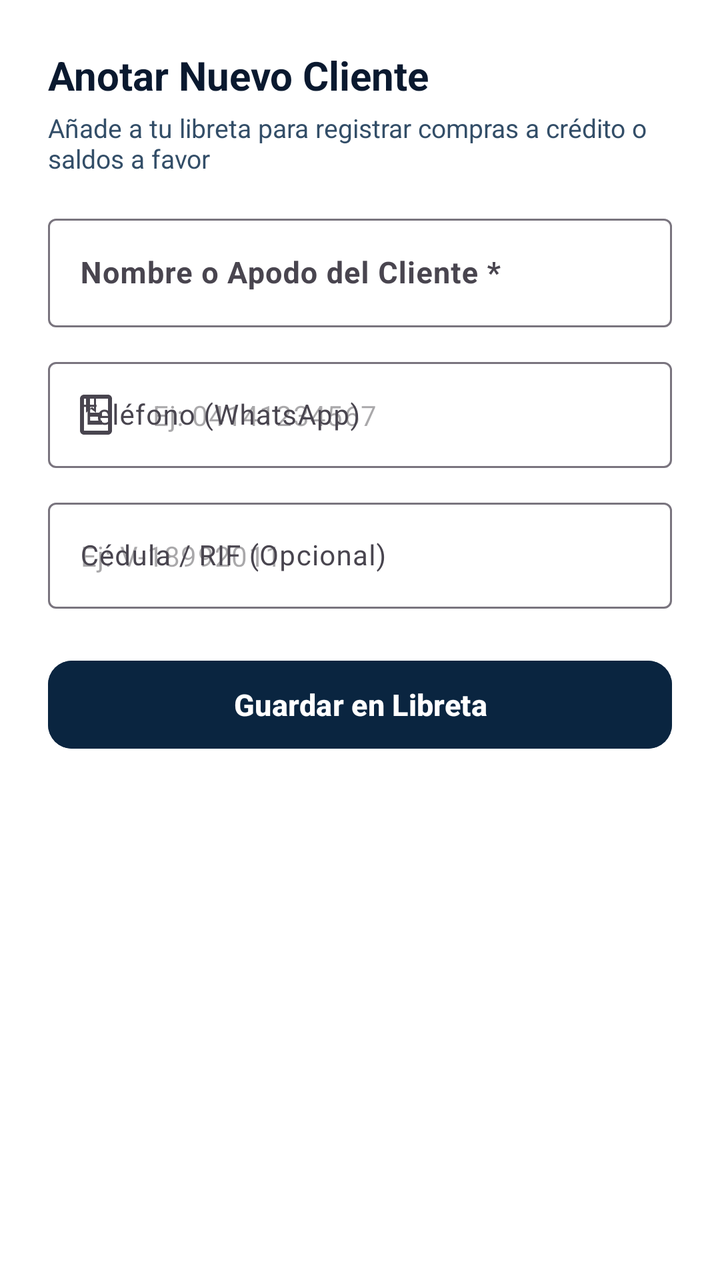
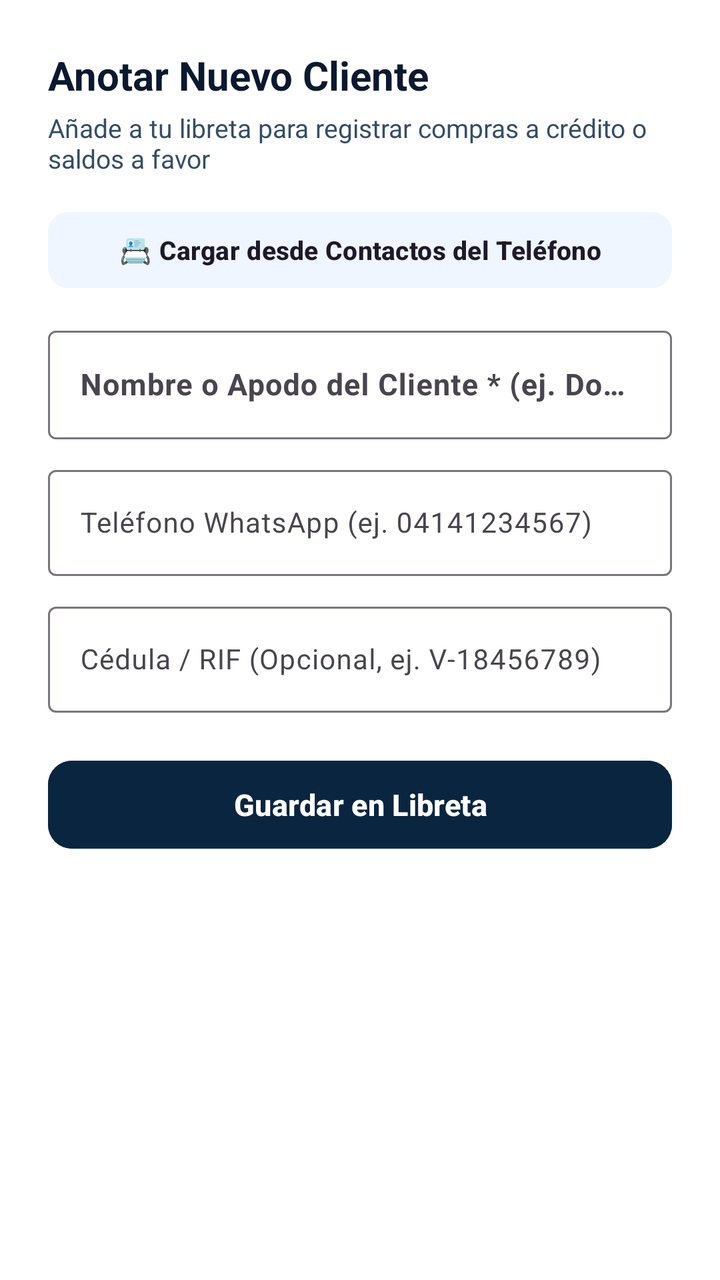

The first picture is an Android layout as it rendered before a commit; the second is the same layout after the commit. The layout source and the unified diff follow.
<!-- AndroidManifest.xml: application theme Theme.Zeasy -->
<!-- res/layout/dialog_add_debtor.xml -->
<?xml version="1.0" encoding="utf-8"?>
<LinearLayout xmlns:android="http://schemas.android.com/apk/res/android"
    xmlns:app="http://schemas.android.com/apk/res-auto"
    android:layout_width="match_parent"
    android:layout_height="wrap_content"
    android:orientation="vertical"
    android:padding="24dp"
    android:background="@color/surface">

    <TextView
        android:layout_width="wrap_content"
        android:layout_height="wrap_content"
        android:text="Anotar Nuevo Cliente"
        android:textStyle="bold"
        android:textColor="@color/text_primary"
        android:textSize="20sp" />

    <TextView
        android:layout_width="wrap_content"
        android:layout_height="wrap_content"
        android:layout_marginTop="4dp"
        android:text="Añade a tu libreta para registrar compras a crédito o saldos a favor"
        android:textColor="@color/text_secondary"
        android:textSize="13sp" />

    <com.google.android.material.textfield.TextInputLayout
        android:layout_width="match_parent"
        android:layout_height="wrap_content"
        android:layout_marginTop="16dp"
        android:hint="Nombre o Apodo del Cliente *"
        style="@style/Widget.Material3.TextInputLayout.OutlinedBox">

        <com.google.android.material.textfield.TextInputEditText
            android:id="@+id/etNewDebtorName"
            android:layout_width="match_parent"
            android:layout_height="wrap_content"
            android:inputType="textPersonName|textCapWords"
            android:textSize="15sp"
            android:textStyle="bold" />
    </com.google.android.material.textfield.TextInputLayout>

    <com.google.android.material.textfield.TextInputLayout
        android:layout_width="match_parent"
        android:layout_height="wrap_content"
        android:layout_marginTop="12dp"
        android:hint="Teléfono (WhatsApp)"
        app:startIconDrawable="@drawable/ic_contacts_ledger"
        style="@style/Widget.Material3.TextInputLayout.OutlinedBox">

        <com.google.android.material.textfield.TextInputEditText
            android:id="@+id/etNewDebtorPhone"
            android:layout_width="match_parent"
            android:layout_height="wrap_content"
            android:inputType="phone"
            android:hint="Ej: 04141234567"
            android:textSize="14sp" />
    </com.google.android.material.textfield.TextInputLayout>

    <com.google.android.material.textfield.TextInputLayout
        android:layout_width="match_parent"
        android:layout_height="wrap_content"
        android:layout_marginTop="12dp"
        android:hint="Cédula / RIF (Opcional)"
        style="@style/Widget.Material3.TextInputLayout.OutlinedBox">

        <com.google.android.material.textfield.TextInputEditText
            android:id="@+id/etNewDebtorId"
            android:layout_width="match_parent"
            android:layout_height="wrap_content"
            android:inputType="textCapCharacters"
            android:hint="Ej: V-18992011"
            android:textSize="14sp" />
    </com.google.android.material.textfield.TextInputLayout>

    <com.google.android.material.button.MaterialButton
        android:id="@+id/btnSaveNewDebtor"
        android:layout_width="match_parent"
        android:layout_height="52dp"
        android:layout_marginTop="22dp"
        android:text="Guardar en Libreta"
        android:textSize="15sp"
        android:textStyle="bold"
        app:cornerRadius="12dp"
        android:backgroundTint="@color/primary"
        android:textColor="@color/white" />

</LinearLayout>
<!-- resources referenced by this layout -->
<resources>
  <color name="primary">#0A2540</color>
  <color name="surface">#FFFFFF</color>
  <color name="text_primary">#0A192F</color>
  <color name="text_secondary">#334E68</color>
  <color name="white">#FFFFFF</color>
  <!-- drawable ic_contacts_ledger (drawable) -->
  <vector xmlns:android="http://schemas.android.com/apk/res/android"
      android:width="24dp"
      android:height="24dp"
      android:viewportWidth="24"
      android:viewportHeight="24">
    <path
        android:fillColor="#FF000000"
        android:pathData="M18,2H6C4.9,2 4,2.9 4,4v16c0,1.1 0.9,2 2,2h12c1.1,0 2,-0.9 2,-2V4C20,2.9 19.1,2 18,2zM9,4h2v5l-1,-0.75L9,9V4zM18,20H6V4h1v7l2.5,-1.88L12,11V4h6V20zM15,13H9v-2h6V13zM15,17H9v-2h6V17z"/>
  </vector>
  <style name="Theme.Zeasy" parent="Theme.Material3.DayNight.NoActionBar">
          
          <item name="colorPrimary">@color/accent_green</item>
          <item name="colorPrimaryContainer">@color/accent_green_bg</item>
          <item name="colorOnPrimary">@color/white</item>
          <item name="colorSecondary">@color/accent_blue</item>
          <item name="colorSecondaryContainer">@color/accent_blue_bg</item>
  
          
          <item name="android:statusBarColor">@color/primary</item>
          <item name="android:windowLightStatusBar">false</item>
          <item name="android:colorBackground">@color/background</item>
  
          
          <item name="android:textColor">@color/text_primary</item>
  
          
          <item name="bottomNavigationStyle">@style/Widget.Zeasy.BottomNavigationView</item>
      </style>
  <color name="accent_green">#00875A</color>
  <color name="accent_green_bg">#E3FCEF</color>
  <color name="accent_blue">#0052FF</color>
  <color name="accent_blue_bg">#EFF6FF</color>
  <color name="background">#F4F8FC</color>
  <style name="Widget.Zeasy.BottomNavigationView" parent="Widget.Material3.BottomNavigationView">
          <item name="itemRippleColor">@color/accent_green_bg</item>
          <item name="android:background">@color/surface</item>
          <item name="itemIconTint">@color/nav_selector</item>
          <item name="itemTextColor">@color/nav_selector</item>
      </style>
</resources>

<!-- the commit's change to res/layout/dialog_add_debtor.xml (unified diff, before → after) -->
@@ -23,18 +23,30 @@
         android:textColor="@color/text_secondary"
         android:textSize="13sp" />
 
+    
+    <com.google.android.material.button.MaterialButton
+        android:id="@+id/btnPickContactNewDebtor"
+        style="@style/Widget.Material3.Button.TonalButton"
+        android:layout_width="match_parent"
+        android:layout_height="46dp"
+        android:layout_marginTop="14dp"
+        android:text="📇 Cargar desde Contactos del Teléfono"
+        android:textSize="13sp"
+        android:textStyle="bold"
+        app:cornerRadius="10dp" />
+
     <com.google.android.material.textfield.TextInputLayout
         android:layout_width="match_parent"
         android:layout_height="wrap_content"
-        android:layout_marginTop="16dp"
-        android:hint="Nombre o Apodo del Cliente *"
-        style="@style/Widget.Material3.TextInputLayout.OutlinedBox">
+        android:layout_marginTop="12dp"
+        android:hint="Nombre o Apodo del Cliente * (ej. Doña Carmen)">
 
         <com.google.android.material.textfield.TextInputEditText
             android:id="@+id/etNewDebtorName"
             android:layout_width="match_parent"
             android:layout_height="wrap_content"
             android:inputType="textPersonName|textCapWords"
+            android:textColor="@color/text_primary"
             android:textSize="15sp"
             android:textStyle="bold" />
     </com.google.android.material.textfield.TextInputLayout>
@@ -42,33 +54,30 @@
     <com.google.android.material.textfield.TextInputLayout
         android:layout_width="match_parent"
         android:layout_height="wrap_content"
-        android:layout_marginTop="12dp"
-        android:hint="Teléfono (WhatsApp)"
-        app:startIconDrawable="@drawable/ic_contacts_ledger"
-        style="@style/Widget.Material3.TextInputLayout.OutlinedBox">
+        android:layout_marginTop="10dp"
+        android:hint="Teléfono WhatsApp (ej. 04141234567)">
 
         <com.google.android.material.textfield.TextInputEditText
             android:id="@+id/etNewDebtorPhone"
             android:layout_width="match_parent"
             android:layout_height="wrap_content"
             android:inputType="phone"
-            android:hint="Ej: 04141234567"
+            android:textColor="@color/text_primary"
             android:textSize="14sp" />
     </com.google.android.material.textfield.TextInputLayout>
 
     <com.google.android.material.textfield.TextInputLayout
         android:layout_width="match_parent"
         android:layout_height="wrap_content"
-        android:layout_marginTop="12dp"
-        android:hint="Cédula / RIF (Opcional)"
-        style="@style/Widget.Material3.TextInputLayout.OutlinedBox">
+        android:layout_marginTop="10dp"
+        android:hint="Cédula / RIF (Opcional, ej. V-18456789)">
 
         <com.google.android.material.textfield.TextInputEditText
             android:id="@+id/etNewDebtorId"
             android:layout_width="match_parent"
             android:layout_height="wrap_content"
             android:inputType="textCapCharacters"
-            android:hint="Ej: V-18992011"
+            android:textColor="@color/text_primary"
             android:textSize="14sp" />
     </com.google.android.material.textfield.TextInputLayout>
 
@@ -76,7 +85,7 @@
         android:id="@+id/btnSaveNewDebtor"
         android:layout_width="match_parent"
         android:layout_height="52dp"
-        android:layout_marginTop="22dp"
+        android:layout_marginTop="20dp"
         android:text="Guardar en Libreta"
         android:textSize="15sp"
         android:textStyle="bold"
<!-- resource entries referenced after the edit -->
@@ -5,16 +5,6 @@
   <color name="text_primary">#0A192F</color>
   <color name="text_secondary">#334E68</color>
   <color name="white">#FFFFFF</color>
-  <!-- drawable ic_contacts_ledger (drawable) -->
-  <vector xmlns:android="http://schemas.android.com/apk/res/android"
-      android:width="24dp"
-      android:height="24dp"
-      android:viewportWidth="24"
-      android:viewportHeight="24">
-    <path
-        android:fillColor="#FF000000"
-        android:pathData="M18,2H6C4.9,2 4,2.9 4,4v16c0,1.1 0.9,2 2,2h12c1.1,0 2,-0.9 2,-2V4C20,2.9 19.1,2 18,2zM9,4h2v5l-1,-0.75L9,9V4zM18,20H6V4h1v7l2.5,-1.88L12,11V4h6V20zM15,13H9v-2h6V13zM15,17H9v-2h6V17z"/>
-  </vector>
   <style name="Theme.Zeasy" parent="Theme.Material3.DayNight.NoActionBar">
           
           <item name="colorPrimary">@color/accent_green</item>
